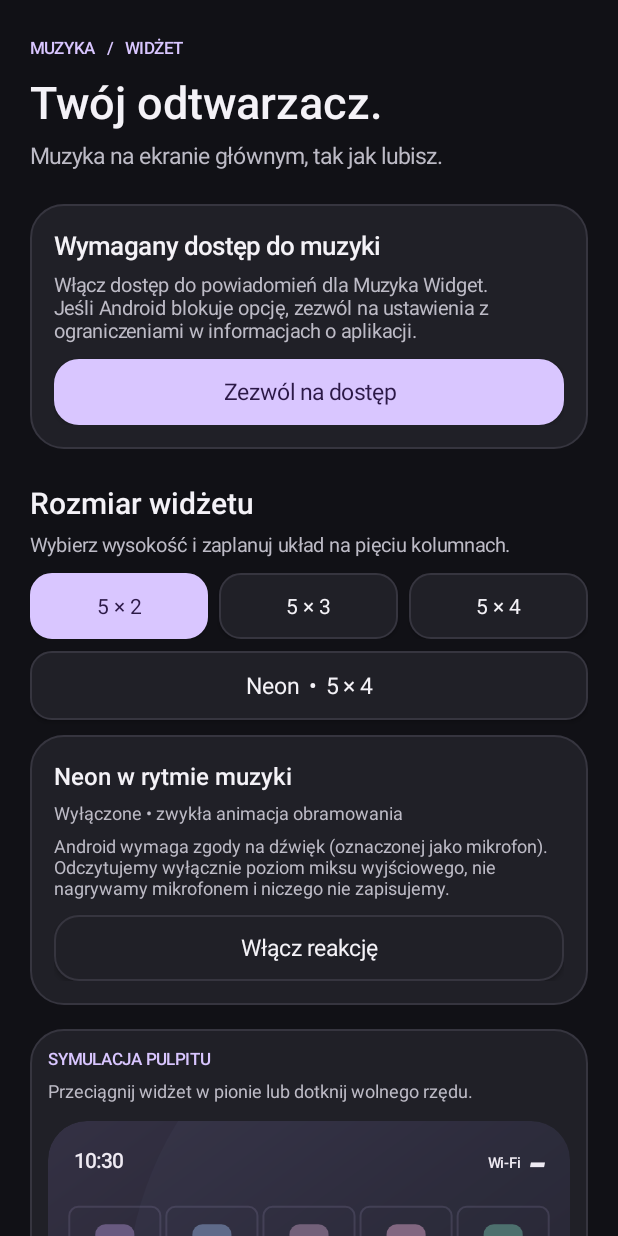
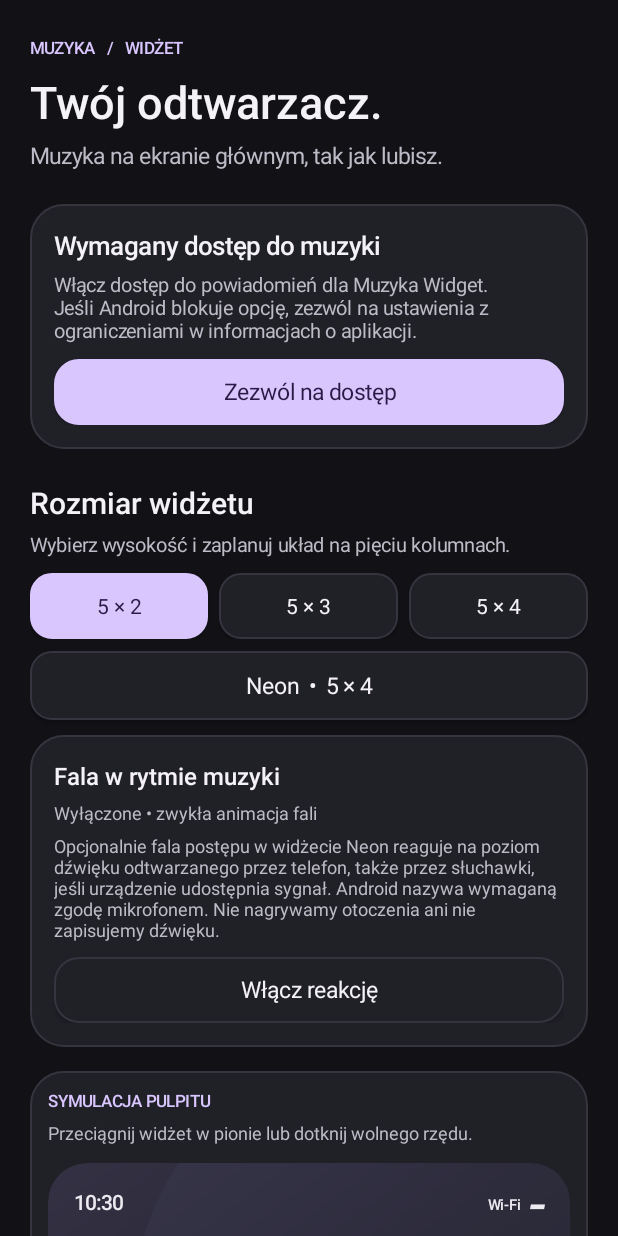
Before and after one commit to TOTOYM/TOJM, an Android app: the screen it shows after launch (MainActivity), on a phone screen of 412 x 824 dp. Run offline under Robolectric (Android 15) with nearby library versions, the phone set to English and light mode, and no system bars.

Commit message:
Muzyka 2.15: amplituda fali zamiast pulsowania ramki, opcjonalny pomiar audio

```diff
--- a/app/build.gradle
+++ b/app/build.gradle
@@ -8,8 +8,8 @@ android {
         applicationId 'pl.mirror.widget'
         minSdk 26
         targetSdk 34
-        versionCode 25
-        versionName '2.14'
+        versionCode 26
+        versionName '2.15'
     }
     compileOptions {
         sourceCompatibility JavaVersion.VERSION_17
--- a/app/src/main/java/pl/mirror/widget/MainActivity.java
+++ b/app/src/main/java/pl/mirror/widget/MainActivity.java
@@ -96,12 +96,12 @@ public class MainActivity extends Activity {
         root.addView(neon,full(46));
         gap(root,10);
         LinearLayout audio=card();
-        audio.addView(label("Neon w rytmie muzyki",16,TEXT,true));
+        audio.addView(label("Fala w rytmie muzyki",16,TEXT,true));
         gap(audio,5);
         audioStatus=label("",12,MUTED,false);
         audio.addView(audioStatus);
         gap(audio,5);
-        audio.addView(label("Android wymaga zgody na dźwięk (oznaczonej jako mikrofon). Odczytujemy wyłącznie poziom miksu wyjściowego, nie nagrywamy mikrofonem i niczego nie zapisujemy.",12,MUTED,false));
+        audio.addView(label("Opcjonalnie fala postępu w widżecie Neon reaguje na poziom dźwięku odtwarzanego przez telefon, także przez słuchawki, jeśli urządzenie udostępnia sygnał. Android nazywa wymaganą zgodę mikrofonem. Nie nagrywamy otoczenia ani nie zapisujemy dźwięku.",12,MUTED,false));
         gap(audio,10);
         audioToggle=button("Włącz reakcję",false);
         audioToggle.setOnClickListener(v->{
@@ -162,7 +162,7 @@ public class MainActivity extends Activity {
         gap(root,7);
         root.addView(label("Dostęp do powiadomień umożliwia odczyt sesji muzycznych. Dane pozostają na urządzeniu. Android wymaga, by dostęp przyznać ręcznie.",13,MUTED,false));
         gap(root,9);
-        root.addView(label("Wersja 2.14  •  Bez reklam i konta",12,MUTED,false));
+        root.addView(label("Wersja 2.15  •  Bez reklam i konta",12,MUTED,false));
         setContentView(scroll);
     }
 
@@ -190,7 +190,7 @@ public class MainActivity extends Activity {
         if(audioToggle==null)return;
         boolean requested=AudioReactive.requested(this), permitted=AudioReactive.permitted(this);
         audioToggle.setText(requested?"Wyłącz reakcję":"Włącz reakcję");
-        audioStatus.setText(!requested?"Wyłączone • zwykła animacja obramowania":!permitted?"Brak zgody na dźwięk • wyłącz i włącz ponownie":AudioReactive.failed()?"Pomiar niedostępny • zwykła animacja działa nadal":AudioReactive.available()?(AudioReactive.signal()?"Aktywne • wykryto sygnał dźwięku":"Aktywne • brak mierzalnego sygnału"):"Włączone • oczekuje na lokalne odtwarzanie i widżet Neon");
+        audioStatus.setText(!requested?"Wyłączone • zwykła animacja fali":!permitted?"Brak zgody na dźwięk • wyłącz i włącz ponownie":AudioReactive.failed()?"Pomiar niedostępny • zwykła animacja fali działa nadal":AudioReactive.available()?(AudioReactive.signal()?"Aktywne • wykryto sygnał dźwięku":"Aktywne • brak mierzalnego sygnału"):"Włączone • oczekuje na lokalne odtwarzanie i widżet Neon");
     }
     @Override public void onRequestPermissionsResult(int code,String[] permissions,int[] grants){
         super.onRequestPermissionsResult(code,permissions,grants);
--- a/app/src/main/res/drawable/neon_audio_edge.xml
+++ /dev/null
@@ -1,6 +0,0 @@
-<layer-list xmlns:android="http://schemas.android.com/apk/res/android">
-<item><shape android:shape="rectangle"><solid android:color="#00000000"/><corners android:radius="@dimen/neon_widget_radius"/><stroke android:width="9dp" android:color="#13FFFFFF"/></shape></item>
-<item><shape android:shape="rectangle"><solid android:color="#00000000"/><corners android:radius="@dimen/neon_widget_radius"/><stroke android:width="6dp" android:color="#24FFFFFF"/></shape></item>
-<item><shape android:shape="rectangle"><solid android:color="#00000000"/><corners android:radius="@dimen/neon_widget_radius"/><stroke android:width="3dp" android:color="#70FFFFFF"/></shape></item>
-<item><shape android:shape="rectangle"><solid android:color="#00000000"/><corners android:radius="@dimen/neon_widget_radius"/><stroke android:width="1dp" android:color="#FFFFFFFF"/></shape></item>
-</layer-list>
--- a/app/src/main/res/layout/widget_player_neon.xml
+++ b/app/src/main/res/layout/widget_player_neon.xml
@@ -4,7 +4,6 @@
  <ImageView android:id="@+id/art_background" android:layout_width="match_parent" android:layout_height="match_parent" android:scaleType="centerCrop" android:contentDescription="@null"/>
  <ImageView android:id="@+id/art_scrim" android:layout_width="match_parent" android:layout_height="match_parent" android:scaleType="fitXY" android:importantForAccessibility="no"/>
  <include layout="@layout/neon_light_animation"/>
- <ImageView android:id="@+id/neon_audio_edge" android:layout_width="match_parent" android:layout_height="match_parent" android:src="@drawable/neon_audio_edge" android:scaleType="fitXY" android:visibility="gone" android:importantForAccessibility="no"/>
  <LinearLayout android:layout_width="match_parent" android:layout_height="match_parent" android:orientation="vertical" android:paddingLeft="16dp" android:paddingRight="16dp" android:paddingTop="10dp" android:paddingBottom="10dp">
   <LinearLayout android:layout_width="match_parent" android:layout_height="30dp" android:gravity="center_vertical" android:orientation="horizontal">
    <ImageView android:id="@+id/spotify_logo" android:layout_width="28dp" android:layout_height="28dp" android:src="@drawable/spotify_mark" android:contentDescription="Otwórz odtwarzacz"/>
```
Also changed, not shown: app/src/main/java/pl/mirror/widget/MusicWidget.java (+11 -7 lines).
